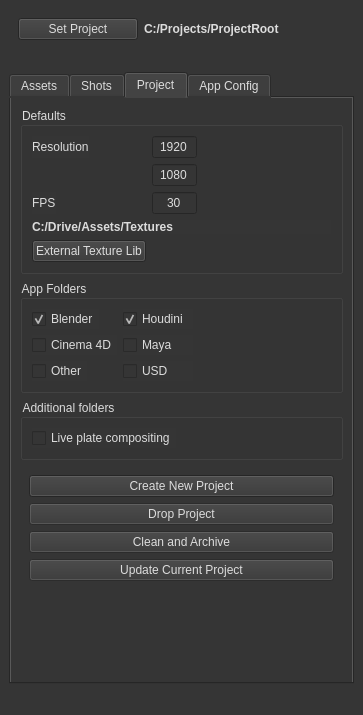
This is scripts/ui/project_manager.ui in kurzemnieks/re_pipeline as Qt 5 draws it before an edit. The edited form follows.
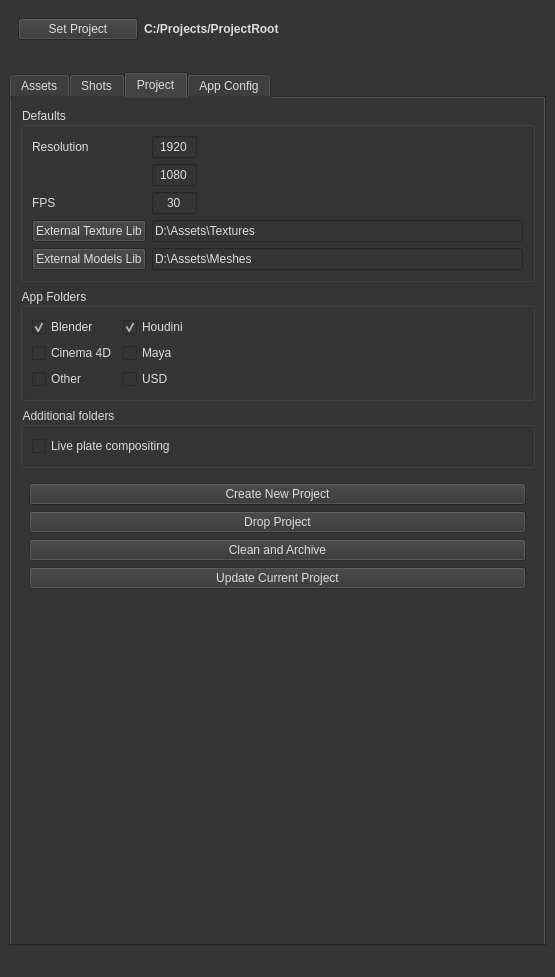
This is the edited form.

Commit message: work in progress: external libraries

The edit to the form file:
```diff
--- a/scripts/ui/project_manager.ui
+++ b/scripts/ui/project_manager.ui
@@ -6,8 +6,8 @@
    <rect>
     <x>0</x>
     <y>0</y>
-    <width>363</width>
-    <height>715</height>
+    <width>555</width>
+    <height>977</height>
    </rect>
   </property>
   <property name="font">
@@ -304,27 +304,34 @@
              </property>
             </widget>
            </item>
-           <item row="5" column="0" colspan="2">
-            <widget class="QLabel" name="labelExtTexPath">
-             <property name="font">
-              <font>
-               <weight>75</weight>
-               <bold>true</bold>
-               <kerning>true</kerning>
-              </font>
-             </property>
-             <property name="text">
-              <string>C:/Drive/Assets/Textures</string>
-             </property>
-            </widget>
-           </item>
-           <item row="6" column="0">
+           <item row="7" column="0">
             <widget class="QPushButton" name="buttonExtTextures">
              <property name="text">
               <string>External Texture Lib</string>
              </property>
             </widget>
            </item>
+           <item row="8" column="0">
+            <widget class="QPushButton" name="buttonExtModels">
+             <property name="text">
+              <string>External Models Lib</string>
+             </property>
+            </widget>
+           </item>
+           <item row="7" column="1">
+            <widget class="QLineEdit" name="editExternalTexPath">
+             <property name="text">
+              <string>D:\Assets\Textures</string>
+             </property>
+            </widget>
+           </item>
+           <item row="8" column="1">
+            <widget class="QLineEdit" name="editExternalModelsPath">
+             <property name="text">
+              <string>D:\Assets\Meshes</string>
+             </property>
+            </widget>
+           </item>
           </layout>
          </widget>
         </item>
```
The commit also changes 3 other files.
